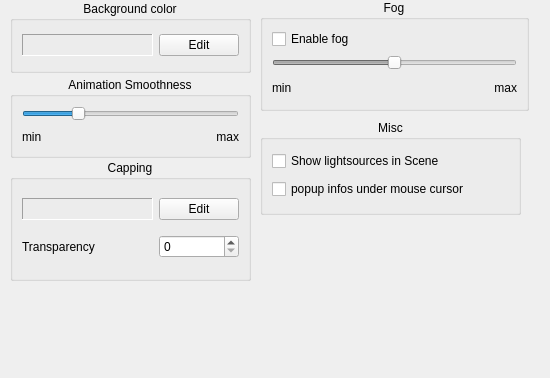
Before: the Qt Designer form source/VIEW/DIALOGS/stageSettings.ui in BALL-Project/ball, drawn with Qt 5.
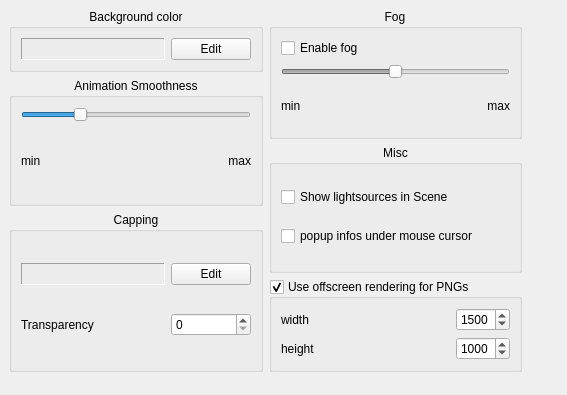
After: the same form once the commit is applied. The open tabs and pages were chosen to show the change.

```diff
--- a/source/VIEW/DIALOGS/stageSettings.ui
+++ b/source/VIEW/DIALOGS/stageSettings.ui
@@ -8,8 +8,8 @@
    <rect>
     <x>0</x>
     <y>0</y>
-    <width>550</width>
-    <height>378</height>
+    <width>567</width>
+    <height>395</height>
    </rect>
   </property>
   <property name="windowTitle" >
@@ -20,7 +20,7 @@
     <rect>
      <x>0</x>
      <y>0</y>
-     <width>553</width>
+     <width>531</width>
      <height>381</height>
     </rect>
    </property>
@@ -28,15 +28,87 @@
     <number>3</number>
    </property>
    <widget class="QWidget" name="Main" >
+    <layout class="QGridLayout" >
+     <property name="margin" >
+      <number>9</number>
+     </property>
+     <property name="spacing" >
+      <number>6</number>
+     </property>
+     <item row="4" column="1" >
+      <widget class="QGroupBox" name="offscreen_group" >
+       <property name="toolTip" >
+        <string>Screenshots can also be created through offscreen rendering, which enables images larger than the screen resolution. Uncheck this if there are poblems with the resulting images.</string>
+       </property>
+       <property name="title" >
+        <string>Use offscreen rendering for PNGs</string>
+       </property>
+       <property name="alignment" >
+        <set>Qt::AlignJustify</set>
+       </property>
+       <property name="checkable" >
+        <bool>true</bool>
+       </property>
+       <layout class="QGridLayout" >
+        <property name="margin" >
+         <number>9</number>
+        </property>
+        <property name="spacing" >
+         <number>6</number>
+        </property>
+        <item row="0" column="1" >
+         <widget class="QSpinBox" name="PNG_width_box" >
+          <property name="maximum" >
+           <number>4096</number>
+          </property>
+          <property name="minimum" >
+           <number>1</number>
+          </property>
+          <property name="value" >
+           <number>1500</number>
+          </property>
+         </widget>
+        </item>
+        <item row="0" column="0" >
+         <widget class="QLabel" name="label_2" >
+          <property name="sizePolicy" >
+           <sizepolicy>
+            <hsizetype>7</hsizetype>
+            <vsizetype>5</vsizetype>
+            <horstretch>0</horstretch>
+            <verstretch>0</verstretch>
+           </sizepolicy>
+          </property>
+          <property name="text" >
+           <string>width</string>
+          </property>
+         </widget>
+        </item>
+        <item row="1" column="0" >
+         <widget class="QLabel" name="label_3" >
+          <property name="text" >
+           <string>height</string>
+          </property>
+         </widget>
+        </item>
+        <item row="1" column="1" >
+         <widget class="QSpinBox" name="PNG_height_box" >
+          <property name="maximum" >
+           <number>4096</number>
+          </property>
+          <property name="minimum" >
+           <number>1</number>
+          </property>
+          <property name="value" >
+           <number>1000</number>
+          </property>
+         </widget>
+        </item>
+       </layout>
+      </widget>
+     </item>
+     <item rowspan="2" row="1" column="0" >
     <widget class="QGroupBox" name="groupBox1_2_3_2" >
-     <property name="geometry" >
-      <rect>
-       <x>10</x>
-       <y>77</y>
-       <width>241</width>
-       <height>81</height>
-      </rect>
-     </property>
      <property name="toolTip" >
       <string/>
      </property>
@@ -97,15 +169,9 @@
       </item>
      </layout>
     </widget>
+     </item>
+     <item rowspan="2" row="0" column="1" >
     <widget class="QGroupBox" name="groupBox1_2_3" >
-     <property name="geometry" >
-      <rect>
-       <x>260</x>
-       <y>0</y>
-       <width>269</width>
-       <height>111</height>
-      </rect>
-     </property>
      <property name="toolTip" >
       <string>The fog is currently not exported to POVRay</string>
      </property>
@@ -173,53 +239,9 @@
       </item>
      </layout>
     </widget>
-    <widget class="QGroupBox" name="groupBox" >
-     <property name="geometry" >
-      <rect>
-       <x>260</x>
-       <y>120</y>
-       <width>261</width>
-       <height>95</height>
-      </rect>
-     </property>
-     <property name="title" >
-      <string>Misc</string>
-     </property>
-     <property name="alignment" >
-      <set>Qt::AlignHCenter</set>
-     </property>
-     <layout class="QGridLayout" >
-      <property name="margin" >
-       <number>9</number>
-      </property>
-      <property name="spacing" >
-       <number>6</number>
-      </property>
-      <item row="1" column="0" >
-       <widget class="QCheckBox" name="popup_names" >
-        <property name="text" >
-         <string>popup infos under mouse cursor</string>
-        </property>
-       </widget>
       </item>
       <item row="0" column="0" >
-       <widget class="QCheckBox" name="show_lights_" >
-        <property name="text" >
-         <string>Show lightsources in Scene</string>
-        </property>
-       </widget>
-      </item>
-     </layout>
-    </widget>
     <widget class="QGroupBox" name="groupBox2" >
-     <property name="geometry" >
-      <rect>
-       <x>10</x>
-       <y>1</y>
-       <width>241</width>
-       <height>72</height>
-      </rect>
-     </property>
      <property name="toolTip" >
       <string>Set the background color of the Scene.</string>
      </property>
@@ -275,15 +297,9 @@
       </item>
      </layout>
     </widget>
+     </item>
+     <item rowspan="2" row="3" column="0" >
     <widget class="QGroupBox" name="groupBox2_2" >
-     <property name="geometry" >
-      <rect>
-       <x>10</x>
-       <y>160</y>
-       <width>241</width>
-       <height>121</height>
-      </rect>
-     </property>
      <property name="toolTip" >
       <string>Set the background color of the Scene.</string>
      </property>
@@ -353,6 +369,46 @@
       </item>
      </layout>
     </widget>
+     </item>
+     <item rowspan="2" row="2" column="1" >
+      <widget class="QGroupBox" name="groupBox" >
+       <property name="title" >
+        <string>Misc</string>
+       </property>
+       <property name="alignment" >
+        <set>Qt::AlignHCenter</set>
+       </property>
+       <layout class="QGridLayout" >
+        <property name="margin" >
+         <number>9</number>
+        </property>
+        <property name="spacing" >
+         <number>6</number>
+        </property>
+        <item row="1" column="0" >
+         <widget class="QCheckBox" name="popup_names" >
+          <property name="toolTip" >
+           <string>Print e.g. atom name if the mouse cursors stays over an atom in the 3D view of some seconds.</string>
+          </property>
+          <property name="text" >
+           <string>popup infos under mouse cursor</string>
+          </property>
+         </widget>
+        </item>
+        <item row="0" column="0" >
+         <widget class="QCheckBox" name="show_lights_" >
+          <property name="toolTip" >
+           <string>Show the lightsources in the 3D view for easier positioning.</string>
+          </property>
+          <property name="text" >
+           <string>Show lightsources in Scene</string>
+          </property>
+         </widget>
+        </item>
+       </layout>
+      </widget>
+     </item>
+    </layout>
    </widget>
    <widget class="QWidget" name="Mouse" >
     <widget class="QGroupBox" name="groupBox1_2" >
```
Left out of the diff: 55 changed lines with no effect on the pictures. Lines whose indentation alone changed are shown as unchanged.
